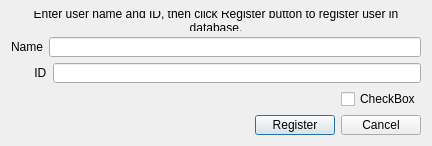
Old version of the form registerdialog.ui in the repository cihansenyuz/library_system.
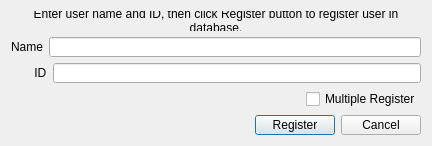
New version of the form.

```diff
--- a/registerdialog.ui
+++ b/registerdialog.ui
@@ -100,7 +100,7 @@
        <item>
         <widget class="QCheckBox" name="multipleCheckBox">
          <property name="text">
-          <string>CheckBox</string>
+          <string>Multiple Register</string>
          </property>
         </widget>
        </item>
```
